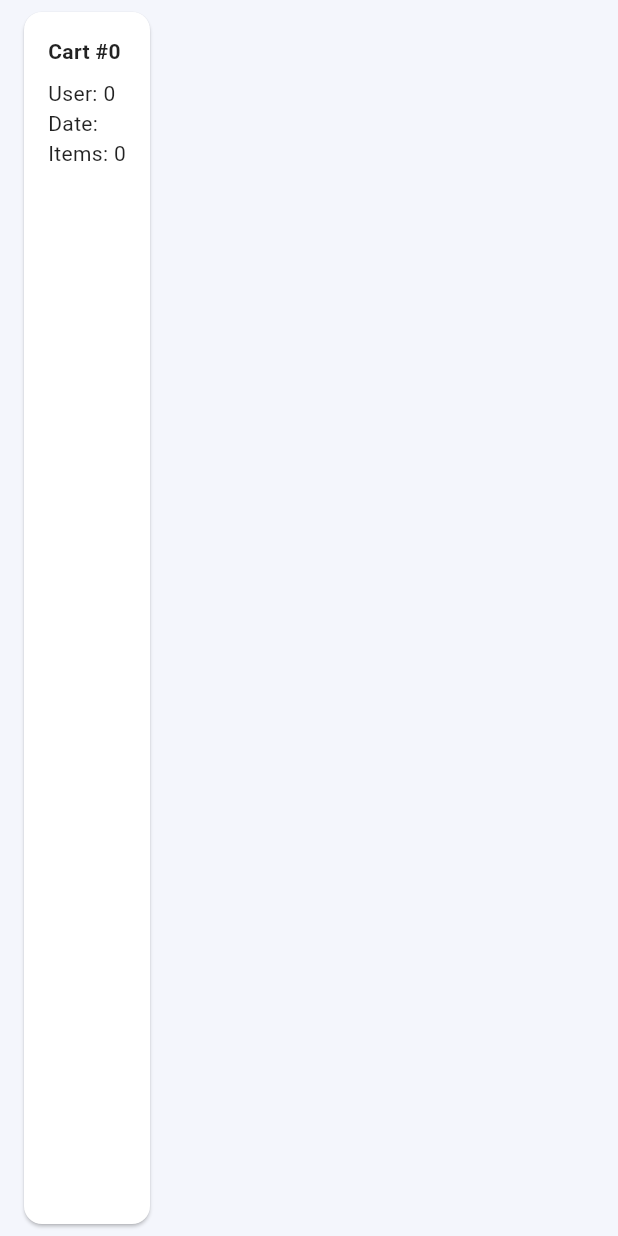
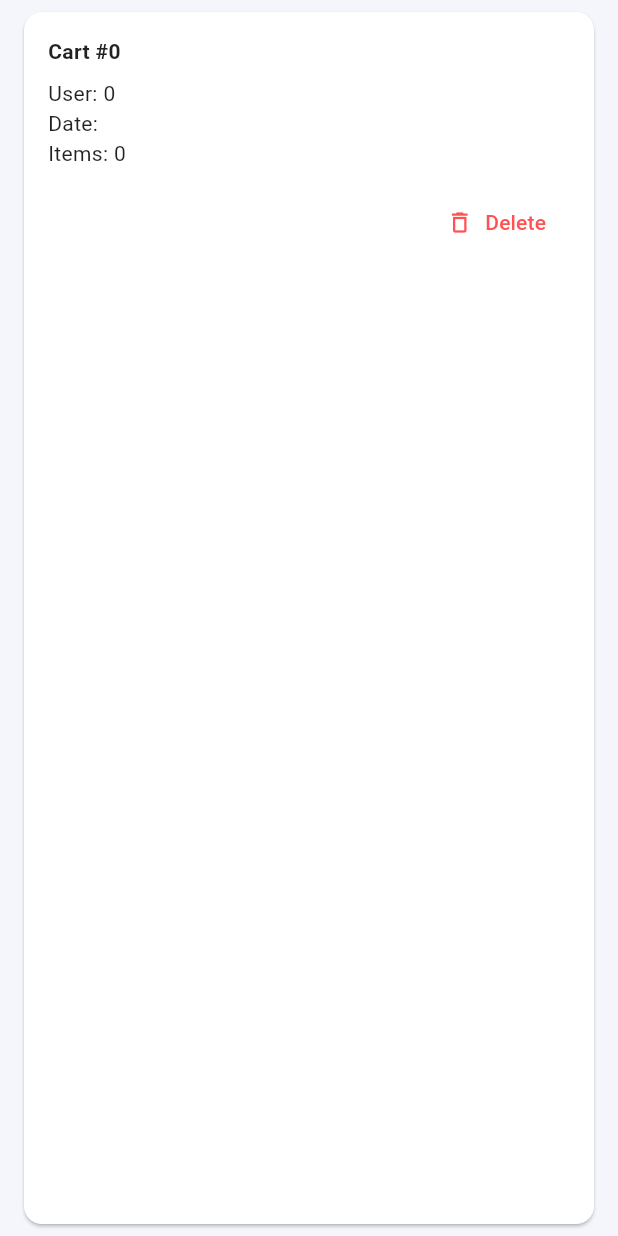
Before and after one commit to RowanFayez/Ecommerce, a Flutter app: the CartCard widget shown alone on an empty page, opened directly with empty values, on a phone screen of 412 x 824 dp. Run offline on Flutter 3.47's test engine with Material 3 defaults, Android fonts, the phone set to English and light mode, and no system bars; our stand-ins replace dio, get_it, injectable, retrofit; generated files the repository leaves out were written again; network calls fail; Roboto replaces fonts that are missing (Poppins).

Commit message:
api delete _update_token handle

```diff
--- a/lib/presentation/features/auth/controller/auth_controller.dart
+++ b/lib/presentation/features/auth/controller/auth_controller.dart
@@ -2,6 +2,8 @@
 import '../../../../data/datasources/api_client.dart';
 import '../../../../data/models/auth_request.dart';
 import '../../../../data/models/user.dart';
+import '../../../../core/di/injection.dart';
+import '../../../../core/services/auth_token_store.dart';
 
 class AuthController {
   final ApiClient _apiClient;
@@ -21,6 +23,9 @@
       print('📤 Sending login request...');
       final response = await _apiClient.login(request);
       print('✅ Login successful! Token: ${response.token}');
+
+      // Persist token for authenticated requests
+      getIt<AuthTokenStore>().save(response.token);
 
       return {
         'success': true,
--- a/lib/presentation/features/cart/cart_card.dart
+++ b/lib/presentation/features/cart/cart_card.dart
@@ -2,6 +2,8 @@
 import '../../../core/theme/app_colors.dart';
 import '../../../core/theme/app_dimensions.dart';
 import '../../../data/models/cart.dart';
+import '../../../core/di/injection.dart';
+import '../../../data/repositories/cart_repository.dart';
 
 class CartCard extends StatelessWidget {
   final Cart cart;
@@ -23,6 +25,26 @@
             Text('User: ${cart.userId}'),
             Text('Date: ${cart.date}'),
             Text('Items: ${cart.products.length}'),
+            const SizedBox(height: 12),
+            Row(
+              mainAxisAlignment: MainAxisAlignment.end,
+              children: [
+                TextButton.icon(
+                  onPressed: () async {
+                    await getIt<CartRepository>().deleteCart(cart.id);
+                    if (context.mounted) {
+                      ScaffoldMessenger.of(context).showSnackBar(
+                        const SnackBar(content: Text('Cart deleted')),
+                      );
+                    }
+                  },
+                  icon:
+                      const Icon(Icons.delete_outline, color: Colors.redAccent),
+                  label: const Text('Delete',
+                      style: TextStyle(color: Colors.redAccent)),
+                ),
+              ],
+            ),
           ],
         ),
       ),
```
Also changed, not shown: lib/core/di/injection.dart (+19 -2 lines), lib/core/services/auth_token_store.dart (added, +15 -0 lines), lib/data/repositories/cart_repository.dart (+10 -0 lines), lib/presentation/features/user/user_card.dart (+37 -0 lines).
